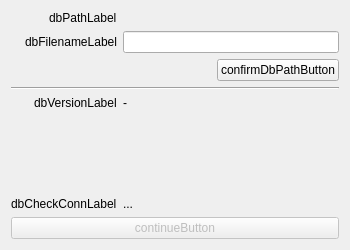
ArcaeaOffline/client-pyside6, file ui/startup/databaseChecker.ui: the form before one commit.
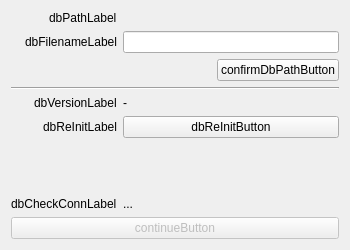
The form after the commit. Custom widgets are drawn as their Qt base class.

Commit message: feat: `DatabaseChecker` re-init database button

```diff
--- a/ui/startup/databaseChecker.ui
+++ b/ui/startup/databaseChecker.ui
@@ -125,6 +125,20 @@
      </property>
     </widget>
    </item>
+   <item row="5" column="0">
+    <widget class="QLabel" name="label_4">
+     <property name="text">
+      <string>dbReInitLabel</string>
+     </property>
+    </widget>
+   </item>
+   <item row="5" column="1">
+    <widget class="QPushButton" name="dbReInitButton">
+     <property name="text">
+      <string>dbReInitButton</string>
+     </property>
+    </widget>
+   </item>
   </layout>
  </widget>
  <customwidgets>
```
The commit also changes 4 other files.
